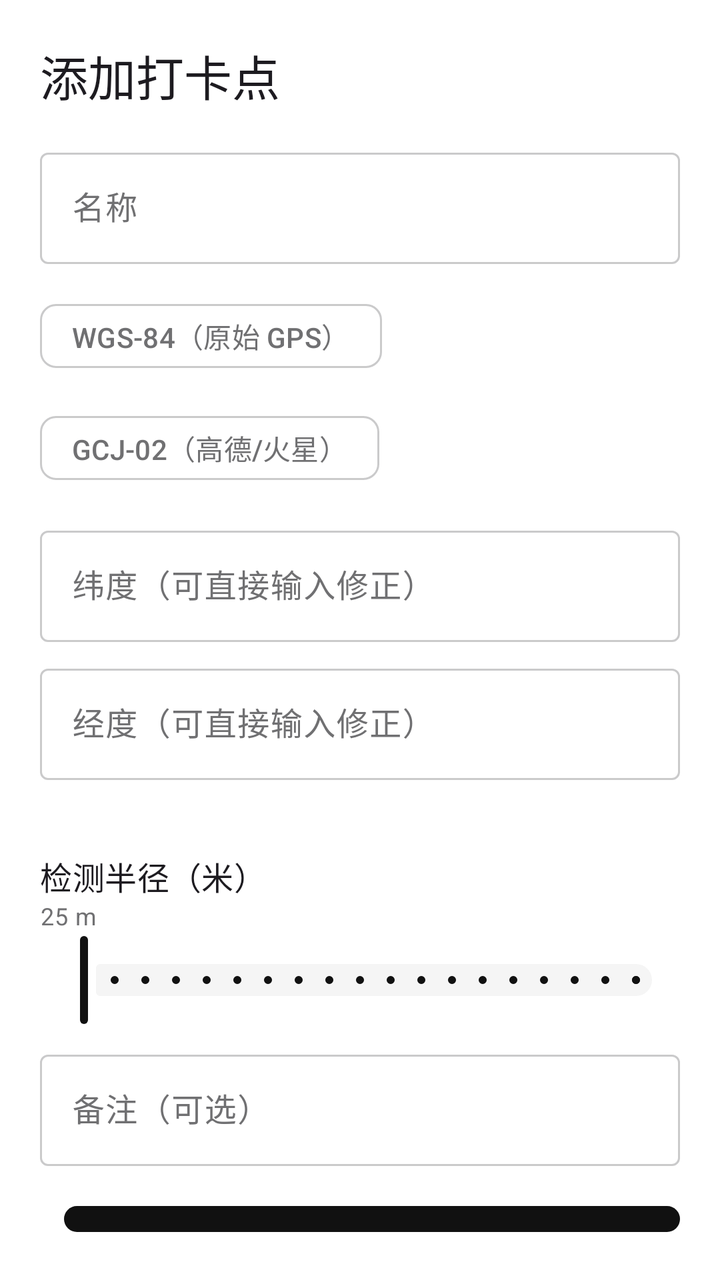
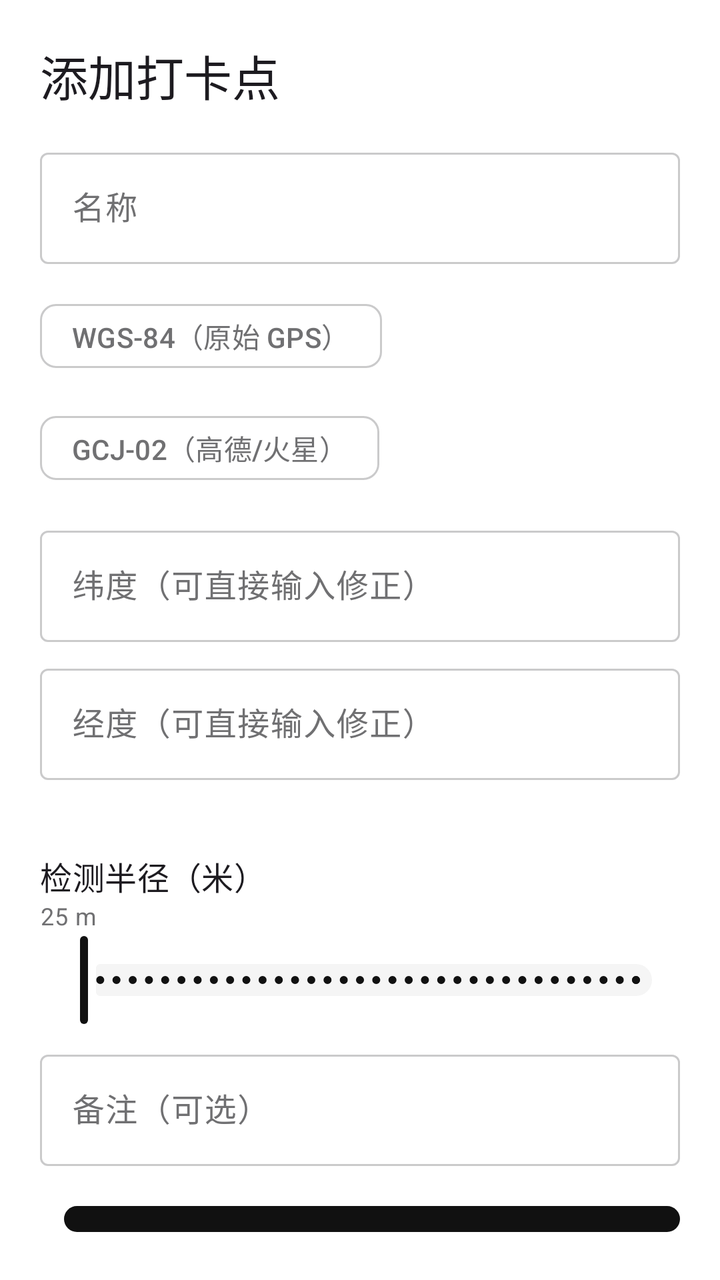

Two renders of the same Android screen: before a commit and after it. Below are the layout's source before the change and the commit's diff.
<!-- AndroidManifest.xml: application theme Theme.RunMate -->
<!-- res/layout/sheet_checkpoint.xml -->
<?xml version="1.0" encoding="utf-8"?>
<LinearLayout xmlns:android="http://schemas.android.com/apk/res/android"
    xmlns:app="http://schemas.android.com/apk/res-auto"
    android:layout_width="match_parent"
    android:layout_height="wrap_content"
    android:orientation="vertical"
    android:padding="20dp">

    <TextView
        android:id="@+id/tvSheetTitle"
        android:layout_width="match_parent"
        android:layout_height="wrap_content"
        android:textAppearance="?attr/textAppearanceHeadlineSmall"
        android:text="@string/add_point" />

    <com.google.android.material.textfield.TextInputLayout
        android:id="@+id/tilCpName"
        android:layout_width="match_parent"
        android:layout_height="wrap_content"
        android:layout_marginTop="16dp"
        android:hint="@string/cp_name">
        <com.google.android.material.textfield.TextInputEditText
            android:id="@+id/etCpName"
            android:layout_width="match_parent"
            android:layout_height="wrap_content" />
    </com.google.android.material.textfield.TextInputLayout>

    <com.google.android.material.chip.ChipGroup
        android:id="@+id/chipsCoord"
        android:layout_width="wrap_content"
        android:layout_height="wrap_content"
        android:layout_marginTop="12dp"
        app:singleSelection="true"
        app:selectionRequired="true">
        <com.google.android.material.chip.Chip
            android:id="@+id/chipWgs" style="@style/Widget.Material3.Chip.Filter"
            android:layout_width="wrap_content" android:layout_height="wrap_content"
            android:checkable="true" android:text="@string/coord_wgs" />
        <com.google.android.material.chip.Chip
            android:id="@+id/chipGcj" style="@style/Widget.Material3.Chip.Filter"
            android:layout_width="wrap_content" android:layout_height="wrap_content"
            android:text="@string/coord_gcj" />
    </com.google.android.material.chip.ChipGroup>

    <com.google.android.material.textfield.TextInputLayout
        android:id="@+id/tilLat" android:layout_width="match_parent"
        android:layout_height="wrap_content" android:layout_marginTop="12dp"
        android:hint="纬度（可直接输入修正）">
        <com.google.android.material.textfield.TextInputEditText
            android:id="@+id/etLat" android:layout_width="match_parent" android:layout_height="wrap_content"
            android:inputType="numberDecimal|numberSigned" />
    </com.google.android.material.textfield.TextInputLayout>

    <com.google.android.material.textfield.TextInputLayout
        android:id="@+id/tilLon" android:layout_width="match_parent"
        android:layout_height="wrap_content" android:layout_marginTop="8dp"
        android:hint="经度（可直接输入修正）">
        <com.google.android.material.textfield.TextInputEditText
            android:id="@+id/etLon" android:layout_width="match_parent" android:layout_height="wrap_content"
            android:inputType="numberDecimal|numberSigned" />
    </com.google.android.material.textfield.TextInputLayout>

    <TextView
        android:id="@+id/tvSheetCoords"
        android:layout_width="match_parent"
        android:layout_height="wrap_content"
        android:layout_marginTop="8dp"
        android:textAppearance="?attr/textAppearanceBodySmall"
        android:fontFamily="monospace"
        android:textColor="?attr/colorOnSurfaceVariant"
        android:text="" />

    <TextView
        android:layout_width="match_parent"
        android:layout_height="wrap_content"
        android:layout_marginTop="12dp"
        android:textAppearance="?attr/textAppearanceTitleMedium"
        android:text="@string/cp_radius" />

    <TextView
        android:id="@+id/tvSheetRadius"
        android:layout_width="match_parent"
        android:layout_height="wrap_content"
        android:textAppearance="?attr/textAppearanceBodySmall"
        android:textColor="?attr/colorOnSurfaceVariant"
        android:text="25 m" />

    <com.google.android.material.slider.Slider
        android:id="@+id/sliderSheetRadius"
        android:layout_width="match_parent"
        android:layout_height="wrap_content"
        android:valueFrom="10" android:valueTo="100" android:stepSize="5" />

    <com.google.android.material.textfield.TextInputLayout
        android:id="@+id/tilCpNote" android:layout_width="match_parent"
        android:layout_height="wrap_content" android:layout_marginTop="8dp"
        android:hint="@string/cp_note">
        <com.google.android.material.textfield.TextInputEditText
            android:id="@+id/etCpNote" android:layout_width="match_parent"
            android:layout_height="wrap_content" />
    </com.google.android.material.textfield.TextInputLayout>

    <LinearLayout
        android:layout_width="match_parent"
        android:layout_height="wrap_content"
        android:layout_marginTop="16dp"
        android:orientation="horizontal">

        <com.google.android.material.button.MaterialButton
            android:id="@+id/btnSheetDelete"
            style="?attr/materialButtonOutlinedStyle"
            android:layout_width="0dp"
            android:layout_weight="1"
            android:layout_height="wrap_content"
            android:text="@string/delete"
            android:visibility="gone" />

        <com.google.android.material.button.MaterialButton
            android:id="@+id/btnSheetSave"
            style="@style/Widget.RunMate.PillButton"
            android:layout_width="0dp"
            android:layout_weight="2"
            android:layout_height="wrap_content"
            android:layout_marginStart="12dp"
            android:text="@string/save" />
    </LinearLayout>
</LinearLayout>
<!-- resources referenced by this layout -->
<resources>
  <string name="add_point">添加打卡点</string>
  <string name="coord_gcj">GCJ-02（高德/火星）</string>
  <string name="coord_wgs">WGS-84（原始 GPS）</string>
  <string name="cp_name">名称</string>
  <string name="cp_note">备注（可选）</string>
  <string name="cp_radius">检测半径（米）</string>
  <string name="delete">删除</string>
  <string name="save">保存</string>
  <style name="Widget.RunMate.PillButton" parent="Widget.Material3.Button">
          <item name="shapeAppearanceOverlay">@style/ShapeAppearance.RunMate.Pill</item>
          <item name="android:minHeight">56dp</item>
          <item name="android:textSize">16sp</item>
          <item name="android:letterSpacing">0.08</item>
          <item name="android:textStyle">bold</item>
          <item name="android:paddingStart">28dp</item>
          <item name="android:paddingEnd">28dp</item>
      </style>
  <style name="ShapeAppearance.RunMate.Pill" parent="">
          <item name="cornerFamily">rounded</item>
          <item name="cornerSize">999dp</item>
      </style>
  <color name="md_primary">#FF111111</color>
  <color name="md_on_primary">#FFFFFFFF</color>
  <color name="md_primary_container">#FFE5E5E5</color>
  <color name="md_on_primary_container">#FF111111</color>
  <color name="md_secondary">#FF39393B</color>
  <color name="md_on_secondary">#FFFFFFFF</color>
  <color name="md_secondary_container">#FFF5F5F5</color>
  <color name="md_on_secondary_container">#FF39393B</color>
  <color name="md_tertiary">#FF1151FF</color>
  <color name="md_on_tertiary">#FFFFFFFF</color>
  <color name="md_tertiary_container">#FFD6E2FF</color>
  <color name="md_on_tertiary_container">#FF00308F</color>
  <color name="md_error">#FFD30005</color>
  <color name="md_on_error">#FFFFFFFF</color>
  <color name="md_error_container">#FFFFDAD4</color>
  <color name="md_on_error_container">#FF780700</color>
  <color name="md_background">#FFFFFFFF</color>
  <color name="md_on_background">#FF111111</color>
  <color name="md_surface">#FFFFFFFF</color>
  <color name="md_on_surface">#FF111111</color>
  <color name="md_surface_variant">#FFF5F5F5</color>
  <color name="md_on_surface_variant">#FF707072</color>
  <color name="md_outline">#FFCACACB</color>
  <color name="md_outline_variant">#FFE5E5E5</color>
  <!-- unchanged entries left out for length: 1 -->
</resources>

<!-- the commit's change to res/layout/sheet_checkpoint.xml (unified diff, before → after) -->
@@ -85,11 +85,12 @@
         android:textColor="?attr/colorOnSurfaceVariant"
         android:text="25 m" />
 
+    
     <com.google.android.material.slider.Slider
         android:id="@+id/sliderSheetRadius"
         android:layout_width="match_parent"
         android:layout_height="wrap_content"
-        android:valueFrom="10" android:valueTo="100" android:stepSize="5" />
+        android:valueFrom="10" android:valueTo="100" android:stepSize="1" />
 
     <com.google.android.material.textfield.TextInputLayout
         android:id="@+id/tilCpNote" android:layout_width="match_parent"
